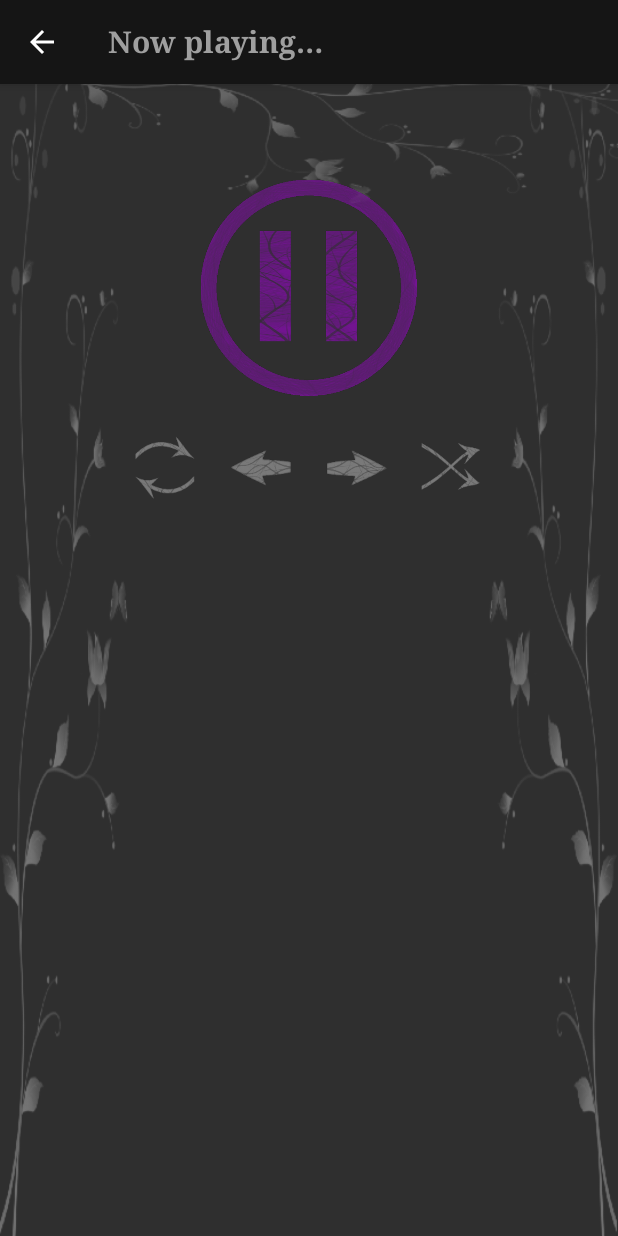
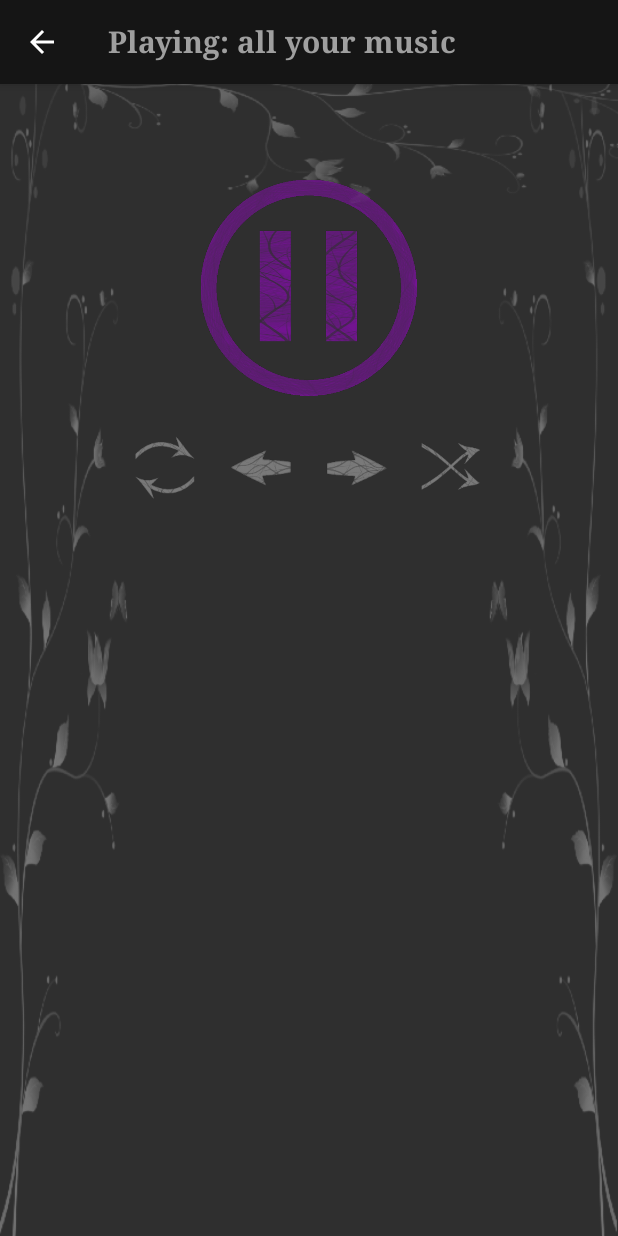
Before and after one commit to eovka/MusicalStructure, an Android app: the screen it shows after launch (PlayerActivity), after a tap on "an icon to play music", on a phone screen of 412 x 824 dp. Run offline under Robolectric (Android 15) with nearby library versions, the phone set to English and light mode, and no system bars; our stand-ins replace data binding.

Commit message:
All activities connected with proper data sent from one to another

```diff
--- a/app/src/main/AndroidManifest.xml
+++ b/app/src/main/AndroidManifest.xml
@@ -22,7 +22,7 @@
             android:parentActivityName=".MainActivity" />
         <activity
             android:name=".PlayerActivity"
-            android:label="@string/now_playing"
+            android:label="@string/music_playing"
             android:parentActivityName=".MainActivity" />
     </application>
 
--- a/app/src/main/java/pl/pisze_czytam/musicalstructure/MainActivity.java
+++ b/app/src/main/java/pl/pisze_czytam/musicalstructure/MainActivity.java
@@ -20,7 +20,9 @@ public class MainActivity extends AppCompatActivity {
         bind.playImage.setOnClickListener(new View.OnClickListener() {
             @Override
             public void onClick(View v) {
-                startActivity(new Intent(MainActivity.this, PlayerActivity.class));
+                Intent playerIntent = new Intent(MainActivity.this, PlayerActivity.class);
+                playerIntent.putExtra("clickedItem", getString(R.string.all_music));
+                startActivity(playerIntent);
             }
         });
         bind.playImage.setOnTouchListener(new View.OnTouchListener() {
--- a/app/src/main/java/pl/pisze_czytam/musicalstructure/PlayerActivity.java
+++ b/app/src/main/java/pl/pisze_czytam/musicalstructure/PlayerActivity.java
@@ -10,11 +10,18 @@ import pl.pisze_czytam.musicalstructure.databinding.ActivityPlayerBinding;
 public class PlayerActivity extends AppCompatActivity {
     ActivityPlayerBinding bind;
     boolean isPlaying;
+    String musicPlaying;
 
     @Override
     protected void onCreate(Bundle savedInstanceState) {
         super.onCreate(savedInstanceState);
         bind = DataBindingUtil.setContentView(this, R.layout.activity_player);
+
+        musicPlaying = getIntent().getExtras().getString("clickedItem");
+        if (musicPlaying == null) {
+            musicPlaying = "unknown";
+        }
+        getSupportActionBar().setTitle(getString(R.string.music_playing, musicPlaying));
 
         isPlaying = true;
         bind.pauseImage.setOnClickListener(new View.OnClickListener() {
@@ -22,13 +29,11 @@ public class PlayerActivity extends AppCompatActivity {
             public void onClick(View v) {
                 if (isPlaying) {
                     bind.pauseImage.setImageDrawable(getResources().getDrawable(R.drawable.button_play));
-                    //noinspection ConstantConditions
-                    getSupportActionBar().setTitle(getString(R.string.music_stopped));
+                    getSupportActionBar().setTitle(getString(R.string.music_paused, musicPlaying));
                     isPlaying = false;
                 } else {
                     bind.pauseImage.setImageDrawable(getResources().getDrawable(R.drawable.button_pause_purple));
-                    //noinspection ConstantConditions
-                    getSupportActionBar().setTitle(getString(R.string.now_playing));
+                    getSupportActionBar().setTitle(getString(R.string.music_playing, musicPlaying));
                     isPlaying = true;
                 }
             }
--- a/app/src/main/res/values/strings.xml
+++ b/app/src/main/res/values/strings.xml
@@ -9,6 +9,7 @@
     <string name="a_song"> a song</string>
     <string name="an_artist"> an artist</string>
     <string name="an_album"> an album</string>
-    <string name="now_playing">Now playing&#8230;</string>
-    <string name="music_stopped">Music stopped</string>
+    <string name="music_playing">Playing: <xliff:g example="Tool" id="clickedItem">%s</xliff:g></string>
+    <string name="music_paused">Paused: <xliff:g example="Tool band" id="clickedItem">%s</xliff:g></string>
+    <string name="all_music">all your music</string>
 </resources>
```
Also changed, not shown: app/src/main/java/pl/pisze_czytam/musicalstructure/ListActivity.java (+36 -3 lines).
